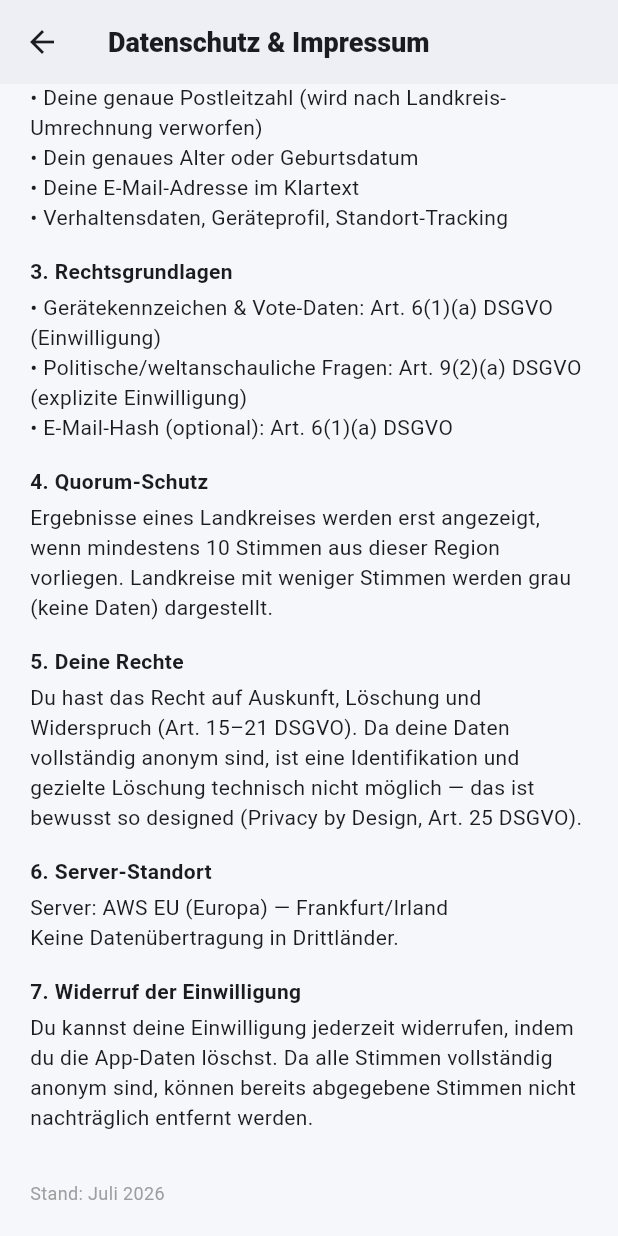
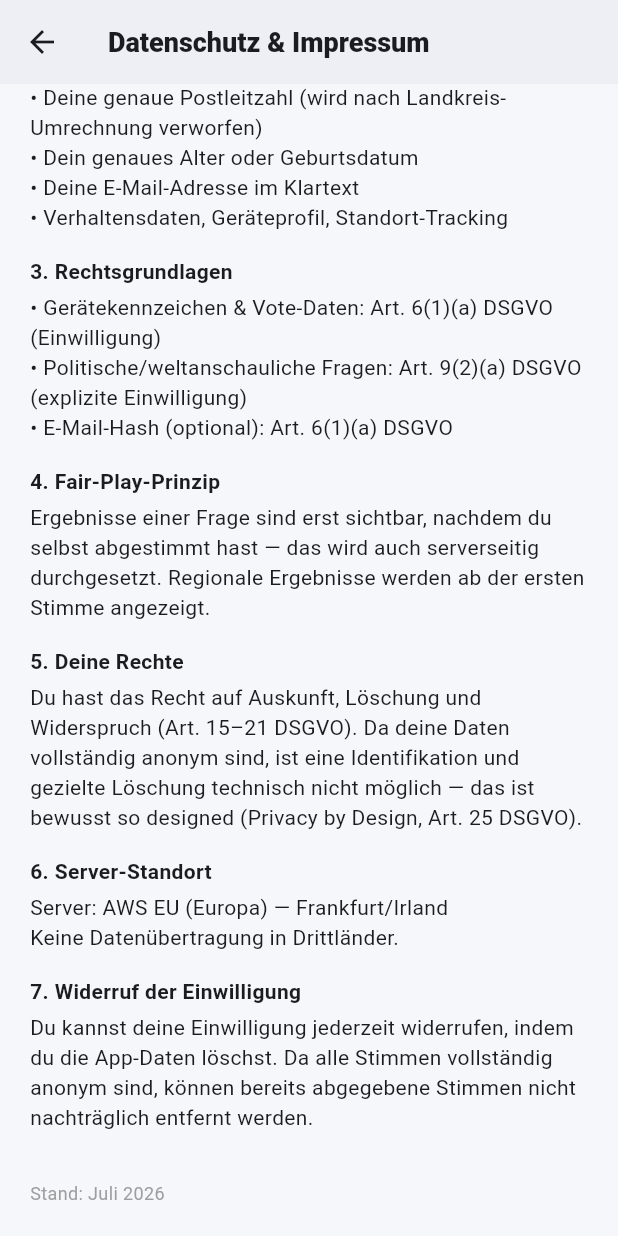
Before and after one commit to OnagerAI/socialheadmap, a Flutter app: the LegalScreen screen opened directly, scrolled down 523 dp, on a phone screen of 412 x 824 dp. Run offline on Flutter 3.47's test engine with Material 3 defaults, Android fonts, the phone set to English and light mode, and no system bars; our stand-ins replace app_links, flutter_map, flutter_secure_storage, flutter_svg, google_sign_in, latlong2 and 1 more; missing offline and left inert: flutter_facebook_auth; accounts and stored records are empty; network calls fail.

Commit message:
feat: Karten-Panning, Apple-Login, Ergebnisse ab 1. Stimme nur nach eigener Stimme
- Karte: drag+fling in InteractiveFlags (Panning ging nicht)
- Sign in with Apple: sign_in_with_apple-Paket, Button (nur iOS),
  Backend-Verifikation gegen Apple-JWKS (provider 'apple'),
  Runner.entitlements + SIWA-Capability + Profil v3
- QUORUM 10 → 1: Ergebnisse ab der ersten Stimme; UI-Texte angepasst
- Fair Play serverseitig: /stats/map*-Endpoints verlangen device_token
  mit eigener Stimme (403 vote_required), Client sendet Token mit
- Version 2.1.0+3

Co-Authored-By: Claude Fable 5 <noreply@anthropic.com>

```diff
--- a/app/lib/constants.dart
+++ b/app/lib/constants.dart
@@ -39,6 +39,8 @@ String errorMessage(Object error) {
     'device_not_registered' =>
       'Gerät nicht registriert. Bitte melde dich neu an.',
     'question_not_found' => 'Diese Frage ist nicht mehr aktiv.',
+    'vote_required' =>
+      'Stimme zuerst selbst ab — danach siehst du die Ergebnisse.',
     'token_already_used' =>
       'Dieser Login-Link wurde bereits verwendet. Bitte fordere einen neuen an.',
     'token_expired' =>
--- a/app/lib/screens/bundesland_stats_screen.dart
+++ b/app/lib/screens/bundesland_stats_screen.dart
@@ -2,6 +2,7 @@ import 'package:flutter/material.dart';
 import 'package:flutter_svg/flutter_svg.dart';
 import '../constants.dart';
 import '../services/api_service.dart';
+import '../services/storage_service.dart';
 import '../theme.dart';
 import '../widgets/common.dart';
 import '../widgets/stats_widgets.dart';
@@ -41,8 +42,9 @@ class _BundeslandStatsScreenState extends State<BundeslandStatsScreen> {
       _error = null;
     });
     try {
+      final deviceToken = await StorageService.getOrCreateDeviceToken();
       final data = await ApiService.getBundeslandDetail(
-          widget.questionId, widget.bundesland);
+          widget.questionId, widget.bundesland, deviceToken);
       if (mounted) {
         setState(() {
           _totalVotes = data['total_votes'] as int? ?? 0;
@@ -106,7 +108,7 @@ class _BundeslandStatsScreenState extends State<BundeslandStatsScreen> {
               ),
               const SizedBox(height: ShmTheme.gapS),
               Text(
-                'Ergebnisse erscheinen, sobald Landkreise das Quorum von 10 Stimmen erreichen.',
+                'Ergebnisse erscheinen, sobald aus diesem Bundesland abgestimmt wird.',
                 textAlign: TextAlign.center,
                 style: TextStyle(
                   fontSize: 13,
@@ -131,7 +133,7 @@ class _BundeslandStatsScreenState extends State<BundeslandStatsScreen> {
         AgeGroupBreakdown(ageGroups: _ageGroups),
         const SizedBox(height: ShmTheme.gapM),
         Text(
-          'Basis: $_totalVotes Stimmen aus Landkreisen mit Quorum (≥ 10 Stimmen)',
+          'Basis: $_totalVotes Stimmen aus ${widget.bundesland}',
           style: TextStyle(
             fontSize: 11.5,
             color: Theme.of(context).colorScheme.onSurfaceVariant,
--- a/app/lib/screens/landkreis_detail_screen.dart
+++ b/app/lib/screens/landkreis_detail_screen.dart
@@ -1,5 +1,6 @@
 import 'package:flutter/material.dart';
 import '../services/api_service.dart';
+import '../services/storage_service.dart';
 import '../theme.dart';
 import '../widgets/common.dart';
 import '../widgets/stats_widgets.dart';
@@ -42,8 +43,9 @@ class _LandkreisDetailScreenState extends State<LandkreisDetailScreen> {
       _error = null;
     });
     try {
+      final deviceToken = await StorageService.getOrCreateDeviceToken();
       final data = await ApiService.getLandkreisDetail(
-          widget.questionId, widget.landkreisId);
+          widget.questionId, widget.landkreisId, deviceToken);
       if (mounted) {
         setState(() {
           _totalVotes = data['total_votes'] as int? ?? 0;
@@ -114,10 +116,10 @@ class _LandkreisDetailScreenState extends State<LandkreisDetailScreen> {
           ),
         ] else
           const EmptyState(
-            icon: Icons.lock_outline,
-            title: 'Quorum noch nicht erreicht',
+            icon: Icons.how_to_vote_outlined,
+            title: 'Noch keine Stimmen',
             subtitle:
-                'Für diesen Landkreis liegen weniger als 10 Stimmen vor.\nErgebnisse werden erst ab 10 Stimmen angezeigt — das schützt die Anonymität.',
+                'Für diesen Landkreis liegen noch keine Stimmen vor.\nSobald hier abgestimmt wird, erscheinen die Ergebnisse.',
           ),
       ],
     );
--- a/app/lib/screens/legal_screen.dart
+++ b/app/lib/screens/legal_screen.dart
@@ -46,11 +46,11 @@ class LegalScreen extends StatelessWidget {
               '• E-Mail-Hash (optional): Art. 6(1)(a) DSGVO',
             ),
             SizedBox(height: 16),
-            Text('4. Quorum-Schutz', style: TextStyle(fontWeight: FontWeight.bold)),
+            Text('4. Fair-Play-Prinzip', style: TextStyle(fontWeight: FontWeight.bold)),
             SizedBox(height: 4),
             Text(
-              'Ergebnisse eines Landkreises werden erst angezeigt, wenn mindestens 10 Stimmen aus dieser Region vorliegen. '
-              'Landkreise mit weniger Stimmen werden grau (keine Daten) dargestellt.',
+              'Ergebnisse einer Frage sind erst sichtbar, nachdem du selbst abgestimmt hast — '
+              'das wird auch serverseitig durchgesetzt. Regionale Ergebnisse werden ab der ersten Stimme angezeigt.',
             ),
             SizedBox(height: 16),
             Text('5. Deine Rechte', style: TextStyle(fontWeight: FontWeight.bold)),
--- a/app/lib/screens/profile_screen.dart
+++ b/app/lib/screens/profile_screen.dart
@@ -272,7 +272,7 @@ class _ProfileScreenState extends State<ProfileScreen> {
                         for (final s in const [
                           'Deine PLZ wird serverseitig zu einer Region umgewandelt und sofort verworfen.',
                           'Abstimmungen sind nur per Geräte-ID verknüpft — kein Name, keine E-Mail.',
-                          'Ergebnisse sind erst ab 10 Stimmen pro Region sichtbar.',
+                          'Ergebnisse siehst du erst, nachdem du selbst abgestimmt hast.',
                         ])
                           Padding(
                             padding: const EdgeInsets.only(bottom: 4),
--- a/app/lib/services/api_service.dart
+++ b/app/lib/services/api_service.dart
@@ -137,25 +137,31 @@ class ApiService {
   }
 
   // ── Statistiken & Karte ───────────────────────────────────────────────────
+  // Ergebnisse gibt es serverseitig nur nach eigener Stimme — deshalb wird
+  // überall das device_token mitgeschickt (Fair Play).
 
-  static Future<Map<String, dynamic>> getMapSnapshot(String questionId) =>
-      _getJson('/stats/map/$questionId', fallbackCode: 'map_load_failed');
+  static Future<Map<String, dynamic>> getMapSnapshot(
+          String questionId, String deviceToken) =>
+      _getJson('/stats/map/$questionId',
+          query: {'device_token': deviceToken},
+          fallbackCode: 'map_load_failed');
 
   static Future<Map<String, dynamic>> getBundeslandSnapshot(
-          String questionId) =>
+          String questionId, String deviceToken) =>
       _getJson('/stats/map/$questionId/bundeslaender',
+          query: {'device_token': deviceToken},
           fallbackCode: 'map_load_failed');
 
   static Future<Map<String, dynamic>> getBundeslandDetail(
-          String questionId, String bundesland) =>
+          String questionId, String bundesland, String deviceToken) =>
       _getJson('/stats/map/$questionId/bundesland-detail',
-          query: {'bundesland': bundesland},
+          query: {'bundesland': bundesland, 'device_token': deviceToken},
           fallbackCode: 'stats_load_failed');
 
   static Future<Map<String, dynamic>> getLandkreisDetail(
-          String questionId, String landkreisId) =>
+          String questionId, String landkreisId, String deviceToken) =>
       _getJson('/stats/map/$questionId/landkreis-detail',
-          query: {'landkreis_id': landkreisId},
+          query: {'landkreis_id': landkreisId, 'device_token': deviceToken},
           fallbackCode: 'stats_load_failed');
 
   /// Leichter Zähler-Endpoint für den Live-Modus (ersetzt das SSE-Polling).
--- a/app/pubspec.yaml
+++ b/app/pubspec.yaml
@@ -1,7 +1,7 @@
 name: socialheadmap
 description: Anonyme Abstimmungs-App mit interaktiver Deutschland-Karte
 publish_to: 'none'
-version: 2.0.0+2
+version: 2.1.0+3
 
 environment:
   sdk: ^3.5.4
@@ -22,6 +22,7 @@ dependencies:
   app_links: ^5.0.0
   google_sign_in: ^6.2.0
   flutter_facebook_auth: ^7.1.0
+  sign_in_with_apple: ^6.1.0
 
 dev_dependencies:
   flutter_test:
```
Also changed, not shown: app/lib/screens/auth_screen.dart (+40 -0 lines), app/lib/screens/map_screen.dart (+13 -6 lines), 5 other files.
